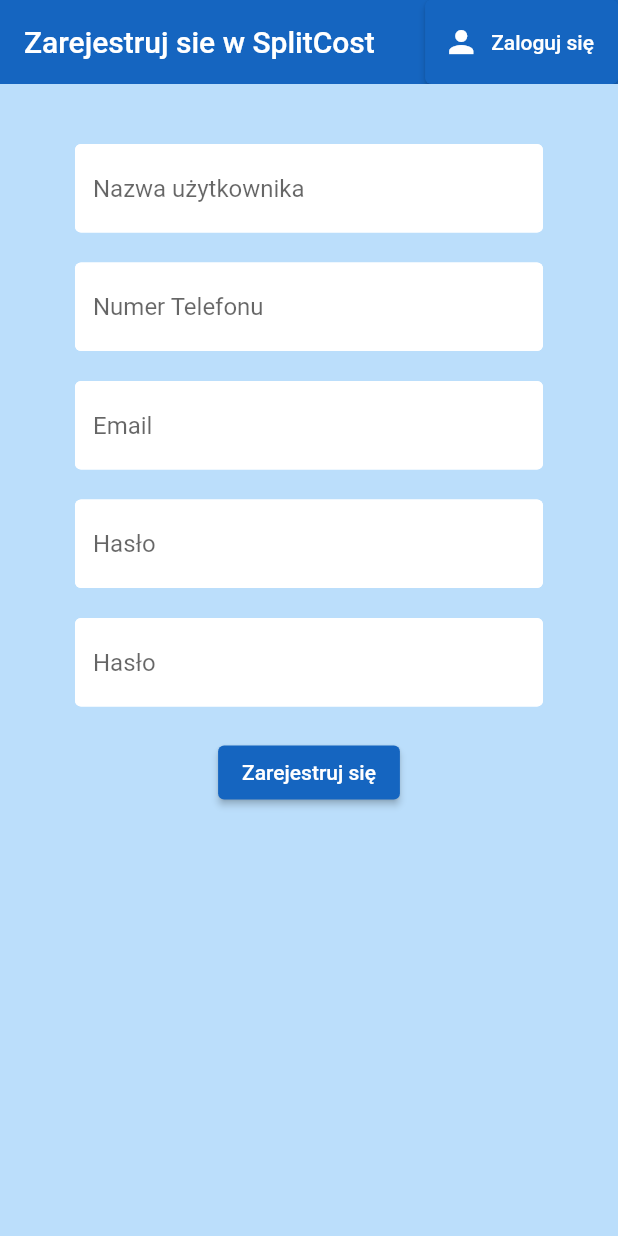
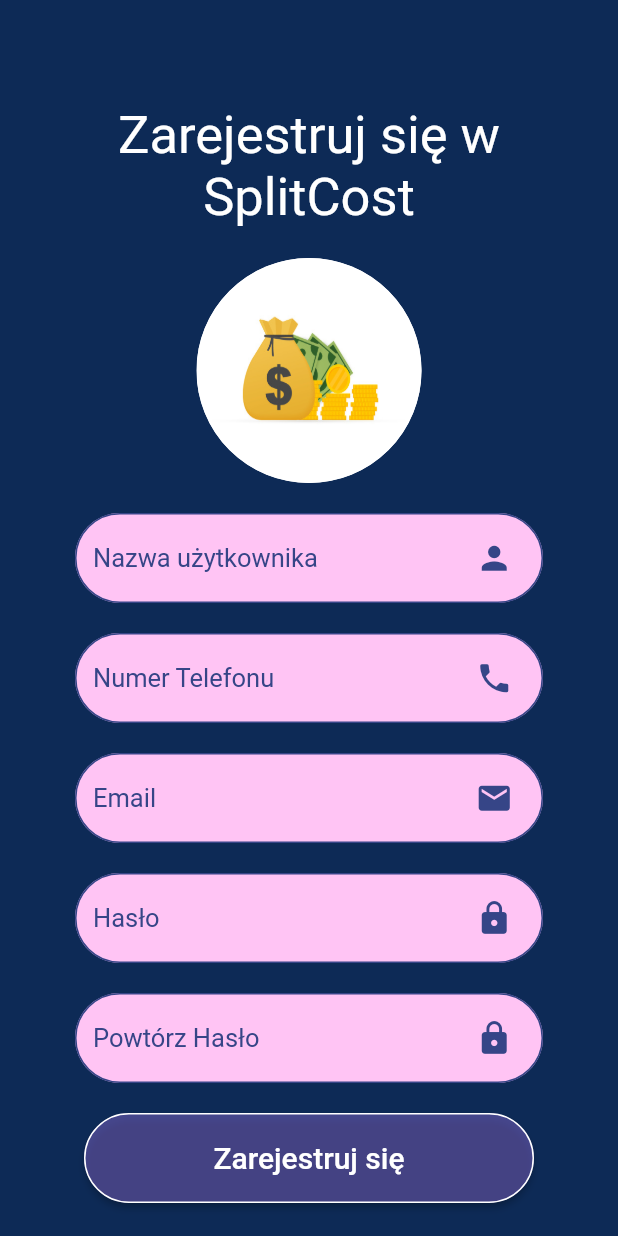
Before and after one commit to marcin62/SplitCost, a Flutter app: the screen it shows after launch, after a tap on "Zaloguj się", after a tap on "Zarejestruj się", on a phone screen of 412 x 824 dp. Run offline on Flutter 3.47's test engine with Material 2 defaults, Android fonts, the light colour scheme and no system bars; our stand-ins replace cloud_firestore, firebase_auth, firebase_core, flutter_spinkit; accounts and stored records are empty.

Commit message:
Login and register UI, drawer class

```diff
--- a/lib/main.dart
+++ b/lib/main.dart
@@ -5,6 +5,7 @@
 import 'package:splitcost/screens/wrapper.dart';
 import 'package:firebase_core/firebase_core.dart';
 import 'package:splitcost/services/auth.dart';
+import 'package:splitcost/style/colors.dart';
 
 void main() async {
   WidgetsFlutterBinding.ensureInitialized();
@@ -19,6 +20,9 @@
       value: AuthService().user,
       initialData: null,
       child: MaterialApp(
+        theme: new ThemeData(
+          canvasColor: MyColors.color2,
+        ),
         home: Wrapper(),
       ),
     );
--- a/lib/screens/authenticate/register.dart
+++ b/lib/screens/authenticate/register.dart
@@ -33,23 +33,6 @@
     return loading ? Loading() : Scaffold(
       resizeToAvoidBottomInset: true,
       backgroundColor: MyColors.color1,
-      appBar: AppBar(
-        backgroundColor: MyColors.color2,
-        elevation: 0.0,
-        title: Text('Zarejestruj sie w SplitCost'),
-        actions: <Widget>[
-          ElevatedButton.icon(
-            style: ButtonStyle(
-              backgroundColor: MaterialStateProperty.all(MyColors.color2),
-            ),
-            icon: Icon(Icons.person),
-            label: Text('Zaloguj się'),
-            onPressed: () {
-              widget.toggleView();
-            },
-          ),
-        ],
-      ),
       body:SingleChildScrollView(
         child: Container(
         padding: EdgeInsets.symmetric(vertical: 20, horizontal: 50),
@@ -57,9 +40,32 @@
             key: _formKey,
             child: Column(
               children: <Widget>[
-                SizedBox(height: 20.0),
+                SizedBox(height: 50.0),
+                Text(
+                  'Zarejestruj się w SplitCost',
+                  textAlign: TextAlign.center,
+                  style: TextStyle(color: MyColors.white,fontSize: 35,),
+                ),
+                SizedBox(height: 20,),
+                Container(
+                              height: 150.0,
+                              width: 150.0,
+                              decoration: BoxDecoration(
+                                  image: DecorationImage(
+                                    image: AssetImage('assets/images/logo.jpg'),
+                                    fit: BoxFit.fill,
+                                  ),
+                                  shape: BoxShape.circle,
+                                  border: Border.all(
+                                      width: 2, color: Colors.white)),
+                            ),
+                SizedBox(height: 20,),
                 TextFormField(
-                  decoration: MyDecoration.textInputDecoration.copyWith(hintText: 'Nazwa użytkownika'),
+                  decoration: MyDecoration.textInputDecoration.copyWith(hintText: 'Nazwa użytkownika',
+                   suffixIcon: Padding(
+                                padding: EdgeInsets.symmetric(horizontal: 20),
+                                child: Icon(Icons.person,
+                                    color: MyColors.color2, size: 25.0)),),
                   validator: (val) => val.length == 0 ? 'Wpisz nazwę użytkownika' : null,
                   onChanged: (val) {
                     setState(() => userName = val);
@@ -67,16 +73,21 @@
                 ),
                 SizedBox(height: 20.0),
                 TextFormField(
-                  decoration: MyDecoration.textInputDecoration.copyWith(hintText: 'Numer Telefonu'),
+                  decoration: MyDecoration.textInputDecoration.copyWith(hintText: 'Numer Telefonu', suffixIcon: Padding(
+                                padding: EdgeInsets.symmetric(horizontal: 20),
+                                child: Icon(Icons.phone,
+                                    color: MyColors.color2, size: 25.0)),),
                   validator: (val) => validateMobile(val),
-                  // validator: (val) => val.length != 9 || validateMobile(val) ? 'Wpisz numer telefonu ( 9 cyfr )' : null,
                   onChanged: (val) {
                     setState(() => phone = val);
                   },
                 ),
                 SizedBox(height: 20.0),
                 TextFormField(
-                  decoration: MyDecoration.textInputDecoration.copyWith(hintText: 'Email'),
+                  decoration: MyDecoration.textInputDecoration.copyWith(hintText: 'Email', suffixIcon: Padding(
+                                padding: EdgeInsets.symmetric(horizontal: 20),
+                                child: Icon(Icons.email,
+                                    color: MyColors.color2, size: 25.0)),),
                   validator: (val) => val.isEmpty ? 'Wpisz Email' : null,
                   onChanged: (val) {
                     setState(() => email = val);
@@ -84,7 +95,10 @@
                 ),
                 SizedBox(height: 20.0),
                 TextFormField(
-                  decoration: MyDecoration.textInputDecoration.copyWith(hintText: 'Hasło'),
+                  decoration: MyDecoration.textInputDecoration.copyWith(hintText: 'Hasło', suffixIcon: Padding(
+                                padding: EdgeInsets.symmetric(horizontal: 20),
+                                child: Icon(Icons.lock,
+                                    color: MyColors.color2, size: 25.0)),),
                   obscureText: true,
                   validator: (val) => val.length < 6 ? 'Wpisz dłuższe hasło (6+)' : null,
                   onChanged: (val) {
@@ -93,7 +107,10 @@
                 ),
                 SizedBox(height: 20.0),
                 TextFormField(
-                  decoration: MyDecoration.textInputDecoration.copyWith(hintText: 'Hasło'),
+                  decoration: MyDecoration.textInputDecoration.copyWith(hintText: 'Powtórz Hasło', suffixIcon: Padding(
+                                padding: EdgeInsets.symmetric(horizontal: 20),
+                                child: Icon(Icons.lock,
+                                    color: MyColors.color2, size: 25.0)),),
                   obscureText: true,
                   validator: (val) => password != password2 ? 'Hasła się różnią' : null,
                   onChanged: (val) {
@@ -102,18 +119,15 @@
                 ),
                 SizedBox(height: 20.0,),
                 ElevatedButton(
-                  style: ButtonStyle(
-                    backgroundColor: MaterialStateProperty.all(MyColors.color2),
-                  ),
+                  style: MyDecoration.mybuttonStyle,
                   child: Text(
                     'Zarejestruj się',
-                    style: TextStyle(color: MyColors.color3),
+                    style: TextStyle(color: MyColors.white,fontSize: 20)
                   ),
                   onPressed: () async {
                     if(_formKey.currentState.validate()){
                       setState(() => loading = true);
                       dynamic result = await _auth.checkIfUsernameIsAvaviable(userName);
-                      print(result);
                       if(result !=0 ){
                         setState(() {
                           error = 'Nazwa użytkownika jest już zajęta, podaj inną';
@@ -140,11 +154,24 @@
                     }
                   },
                 ),
+                SizedBox(height: 20.0,),
+                Row(
+                  mainAxisAlignment: MainAxisAlignment.center,
+                  children: [
+                    Text('Masz konto? ',style: TextStyle(color: MyColors.white,fontSize: 17),),
+                    GestureDetector(
+                    onTap: () {
+                      widget.toggleView();
+                    },
+                    child :Text('Zaloguj się',style: TextStyle(fontWeight:FontWeight.bold,color: MyColors.white,fontSize: 17),),
+                    ),
+                  ],
+                ),
                 SizedBox(height: 12.0,),
                 Text(
                   error,
                   style: TextStyle(
-                    color: MyColors.error,
+                    color: MyColors.red,
                     fontSize: 14.0,
                   ),
                 )
--- a/lib/screens/authenticate/sign_in.dart
+++ b/lib/screens/authenticate/sign_in.dart
@@ -29,23 +29,6 @@
     return loading ? Loading() : Scaffold(
       resizeToAvoidBottomInset: true,
       backgroundColor: MyColors.color1,
-      appBar: AppBar(
-        backgroundColor: MyColors.color2,
-        elevation: 0.0,
-        title: Text('Zaloguj sie w SplitCost'),
-        actions: <Widget>[
-          ElevatedButton.icon(
-            style: ButtonStyle(
-              backgroundColor: MaterialStateProperty.all(MyColors.color2),
-            ),
-            icon: Icon(Icons.person),
-            label: Text('Zarejestruj się'),
-            onPressed: () {
-              widget.toggleView();
-            },
-          ),
-        ],
-      ),
       body: SingleChildScrollView(
         child: Container(
         padding: EdgeInsets.symmetric(vertical: 20, horizontal: 50),
@@ -53,9 +36,32 @@
             key: _formKey,
             child: Column(
               children: <Widget>[
-                SizedBox(height: 20.0),
+                SizedBox(height: 50.0),
+                Text(
+                  'Zaloguj się w SplitCost',
+                  textAlign: TextAlign.center,
+                  style: TextStyle(color: MyColors.white,fontSize: 35,),
+                ),
+                SizedBox(height: 20,),
+                Container(
+                  height: 150.0,
+                  width: 150.0,
+                  decoration: BoxDecoration(
+                    image: DecorationImage(
+                      image: AssetImage('assets/images/logo.jpg'),
+                      fit: BoxFit.fill,
+                    ),
+                  shape: BoxShape.circle,
+                  border: Border.all(width: 2, color: Colors.white)),
+                ),
+                SizedBox(height: 20,),
                 TextFormField(
-                  decoration: MyDecoration.textInputDecoration.copyWith(hintText: 'Email'),
+                   decoration: MyDecoration.textInputDecoration.copyWith(hintText: 'Email',
+                            suffixIcon: Padding(
+                                padding: EdgeInsets.only(right: 20),
+                                child: Icon(Icons.person,
+                                    color: MyColors.color2, size: 25.0)),
+                          ),
                   validator: (val) => val.isEmpty ? 'Wpisz Email' : null,
                   onChanged: (val) {
                     setState(() => email = val);
@@ -63,7 +69,12 @@
                 ),
                 SizedBox(height: 20.0),
                 TextFormField(
-                  decoration: MyDecoration.textInputDecoration.copyWith(hintText: 'Hasło'),
+                  decoration: MyDecoration.textInputDecoration.copyWith(hintText: 'Hasło',
+                            suffixIcon: Padding(
+                                padding: EdgeInsets.symmetric(horizontal: 20),
+                                child: Icon(Icons.lock,
+                                    color: MyColors.color2, size: 25.0)),
+                          ),
                   obscureText: true,
                   validator: (val) => val.length < 6 ? 'Wpisz dłuższe hasło (6+)' : null,
                   onChanged: (val) {
@@ -72,12 +83,10 @@
                 ),
                 SizedBox(height: 20.0,),
                 ElevatedButton(
-                  style: ButtonStyle(
-                    backgroundColor: MaterialStateProperty.all(MyColors.color2),
-                  ),
+                  style: MyDecoration.mybuttonStyle,
                   child: Text(
                     'Zaloguj się',
-                    style: TextStyle(color: MyColors.color3),
+                    style: TextStyle(color: MyColors.white,fontSize: 20),
                   ),
                   onPressed: () async {
                     if(_formKey.currentState.validate()){
@@ -92,11 +101,24 @@
                     }
                   },
                 ),
-                SizedBox(height: 12.0,),
+                SizedBox(height: 20.0,),
+                Row(
+                  mainAxisAlignment: MainAxisAlignment.center,
+                  children: [
+                    Text('Nie masz konta? ',style: TextStyle(color: MyColors.white,fontSize: 17),),
+                    GestureDetector(
+                    onTap: () {
+                      widget.toggleView();
+                    },
+                    child :Text('Zarejestruj się',style: TextStyle(fontWeight:FontWeight.bold,color: MyColors.white,fontSize: 17),),
+                    ),
+                  ],
+                ),
+                SizedBox(height: 20.0,),
                 Text(
                   error,
                   style: TextStyle(
-                    color: MyColors.error,
+                    color: MyColors.red,
                     fontSize: 14.0,
                   ),
                 )
--- /dev/null
+++ b/lib/screens/home/drawer.dart
@@ -0,0 +1,75 @@
+import 'package:flutter/material.dart';
+import 'package:splitcost/services/auth.dart';
+import 'package:splitcost/style/colors.dart';
+
+class DrawerWidget extends StatelessWidget {
+
+  final AuthService auth;
+
+  const DrawerWidget({
+    Key key,
+    @required this.auth,
+  }):super (key: key);
+
+  @override
+  Widget build(BuildContext context) => Drawer(
+          child: ListView(
+            children: [
+              new ListTile(
+                tileColor: MyColors.color2,
+                leading: Icon(
+                  Icons.info,
+                  color: Colors.white,
+                ),
+                title: new Text('About Page'),
+                onTap: () {
+                  // Navigator.push(
+                  //   context,
+                  //   MaterialPageRoute(builder: (context) => About()),
+                  // );
+                },
+                trailing: Wrap(
+                  children: <Widget>[
+                    Icon(Icons.arrow_forward,color: MyColors.white,), // icon-1
+                  ],
+                ),
+              ),
+              new ListTile(
+                tileColor: MyColors.color2,
+                leading: Icon(
+                  Icons.settings,
+                  color: Colors.white,
+                ),
+                title: new Text('Settings'),
+                onTap: () {
+                  // Navigator.push(
+                  //   context,
+                  //   MaterialPageRoute(builder: (context) => SettingsView()),
+                  // );
+                },
+                trailing: Wrap(
+                  children: <Widget>[
+                    Icon(Icons.arrow_forward,color: MyColors.white,), // icon-1
+                  ],
+                ),
+              ),
+              new ListTile(
+                tileColor: MyColors.color2,
+                leading: Icon(
+                  Icons.person,
+                  color: Colors.white,
+                ),
+                title: new Text('Sign out'),
+                onTap: () async {
+                  await auth.signOut();
+                },
+                trailing: Wrap(
+                  children: <Widget>[
+                    Icon(Icons.arrow_forward,color: MyColors.white,), // icon-1
+                  ],
+                ),
+              ),
+            ],
+          ),
+  );
+}
--- a/lib/screens/home/home.dart
+++ b/lib/screens/home/home.dart
@@ -1,6 +1,8 @@
 import 'package:flutter/material.dart';
 import 'package:splitcost/services/auth.dart';
 import 'package:splitcost/style/colors.dart';
+
+import 'drawer.dart';
 
 class Home extends StatelessWidget {
 
@@ -9,26 +11,14 @@
   @override
   Widget build(BuildContext context) {
     return Scaffold(
+      resizeToAvoidBottomInset: false,
       backgroundColor: MyColors.color1,
       appBar: AppBar(
       title: Text('SplitCost'),
       backgroundColor: MyColors.color2,
       elevation: 0.0,
-      actions: <Widget>[
-        TextButton.icon(
-          icon: Icon(Icons.person),
-          //
-          style: ButtonStyle(
-              backgroundColor: MaterialStateProperty.all(MyColors.color3),
-          ),
-          //
-          label: Text('Wyloguj się'),
-          onPressed: () async {
-            await _auth.signOut();
-          },
-        ),
-      ],
       ),
+      drawer: new DrawerWidget(auth: _auth),
     );
   }
 }
--- a/lib/style/colors.dart
+++ b/lib/style/colors.dart
@@ -1,8 +1,15 @@
 import 'package:flutter/material.dart';
 
 abstract class MyColors{
-  static var color1 = Colors.blue[100];
-  static var color2 = Colors.blue[800];
-  static var color3 = Colors.white;
-  static var error = Colors.red;
+  // static var color1 = Colors.blue[100];
+  // static var color2 = Colors.blue[800];
+  // static var color3 = Colors.white;
+  static var red = Colors.red;
+  static var white = Colors.white;
+
+  static var color1 = Color(0xFF0d2a56);
+  static var color2 = Color(0xFF364587);
+  static var color3 = Color(0xFF7d64c7);
+  static var color4 = Color(0xFFe48dfb);
+  static var color5 = Color(0xFFffc4f4);
 }
--- a/lib/style/inputdecoration.dart
+++ b/lib/style/inputdecoration.dart
@@ -3,13 +3,35 @@
 
 abstract class MyDecoration{
   static var textInputDecoration = InputDecoration(
-    fillColor: MyColors.color3,
+    hintStyle: TextStyle(color: MyColors.color2, fontSize: 17),
+    fillColor: MyColors.color5,
     filled: true,
     enabledBorder: OutlineInputBorder(
-      borderSide: BorderSide(color: MyColors.color3,width: 2.0)
+      borderSide: BorderSide(width: 1, color: MyColors.color2),
+      borderRadius: BorderRadius.circular(45)
     ),
     focusedBorder: OutlineInputBorder(
-      borderSide: BorderSide(color: MyColors.color2,width: 2.0)
+      borderSide: BorderSide(color: MyColors.color2, width: 2.0),
+      borderRadius: BorderRadius.circular(45.0),
+    ),
+    errorBorder: OutlineInputBorder(
+      borderSide: BorderSide(color: MyColors.red, width: 1),
+      borderRadius: BorderRadius.circular(45.0),
+    ),
+    focusedErrorBorder: OutlineInputBorder(
+      borderSide: BorderSide(color: MyColors.color2, width: 2.0),
+      borderRadius: BorderRadius.circular(45.0),
     ),
   );
+
+  static var mybuttonStyle = ButtonStyle(
+    backgroundColor: MaterialStateProperty.all(MyColors.color3.withOpacity(0.5)),
+    minimumSize: MaterialStateProperty.all(Size(300, 60)),
+    shape: MaterialStateProperty.all(RoundedRectangleBorder(
+      side: BorderSide(
+        color: Colors.white,
+        width: 1,
+        style: BorderStyle.solid),
+        borderRadius:BorderRadius.circular(45.0))),
+  );
 }
```
Also changed, not shown: pubspec.yaml (+2 -9 lines), assets/images/logo.jpg (added).
